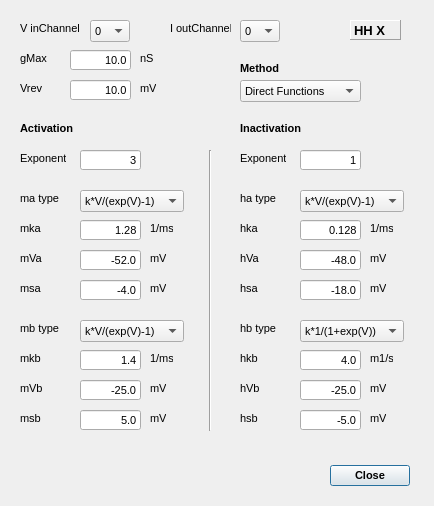
This is src/gui/AlphaBetaHHDlg.ui in CompEphys-team/stdpc as Qt 5 draws it before an edit. The edited form follows.
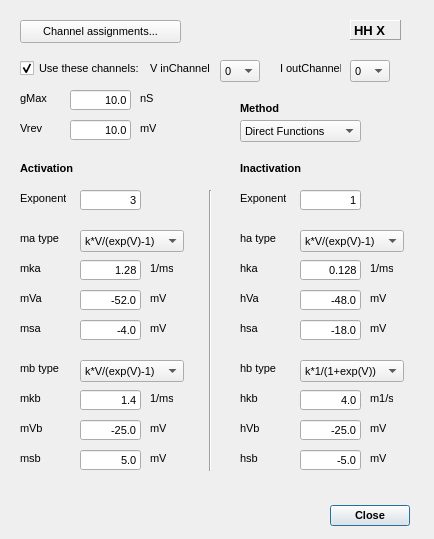
This is the edited form.

Commit message: Applied multi-assignment framework to abHH

```diff
--- a/src/gui/AlphaBetaHHDlg.ui
+++ b/src/gui/AlphaBetaHHDlg.ui
@@ -7,7 +7,7 @@
     <x>0</x>
     <y>0</y>
     <width>434</width>
-    <height>506</height>
+    <height>539</height>
    </rect>
   </property>
   <property name="font">
@@ -24,7 +24,7 @@
    <property name="geometry">
     <rect>
      <x>250</x>
-     <y>460</y>
+     <y>500</y>
      <width>160</width>
      <height>32</height>
     </rect>
@@ -86,8 +86,8 @@
   <widget class="QComboBox" name="VChannelCombo">
    <property name="geometry">
     <rect>
-     <x>90</x>
-     <y>20</y>
+     <x>220</x>
+     <y>60</y>
      <width>40</width>
      <height>22</height>
     </rect>
@@ -118,8 +118,8 @@
   <widget class="QLabel" name="label_2">
    <property name="geometry">
     <rect>
-     <x>20</x>
-     <y>20</y>
+     <x>150</x>
+     <y>60</y>
      <width>61</width>
      <height>16</height>
     </rect>
@@ -139,7 +139,7 @@
    <property name="geometry">
     <rect>
      <x>20</x>
-     <y>50</y>
+     <y>90</y>
      <width>31</width>
      <height>16</height>
     </rect>
@@ -159,7 +159,7 @@
    <property name="geometry">
     <rect>
      <x>140</x>
-     <y>50</y>
+     <y>90</y>
      <width>16</width>
      <height>16</height>
     </rect>
@@ -179,7 +179,7 @@
    <property name="geometry">
     <rect>
      <x>70</x>
-     <y>50</y>
+     <y>90</y>
      <width>61</width>
      <height>20</height>
     </rect>
@@ -205,7 +205,7 @@
    <property name="geometry">
     <rect>
      <x>20</x>
-     <y>80</y>
+     <y>120</y>
      <width>31</width>
      <height>16</height>
     </rect>
@@ -225,7 +225,7 @@
    <property name="geometry">
     <rect>
      <x>70</x>
-     <y>80</y>
+     <y>120</y>
      <width>61</width>
      <height>20</height>
     </rect>
@@ -251,7 +251,7 @@
    <property name="geometry">
     <rect>
      <x>140</x>
-     <y>80</y>
+     <y>120</y>
      <width>16</width>
      <height>16</height>
     </rect>
@@ -271,7 +271,7 @@
    <property name="geometry">
     <rect>
      <x>20</x>
-     <y>120</y>
+     <y>160</y>
      <width>58</width>
      <height>16</height>
     </rect>
@@ -290,7 +290,7 @@
    <property name="geometry">
     <rect>
      <x>240</x>
-     <y>120</y>
+     <y>160</y>
      <width>69</width>
      <height>16</height>
     </rect>
@@ -309,7 +309,7 @@
    <property name="geometry">
     <rect>
      <x>200</x>
-     <y>150</y>
+     <y>190</y>
      <width>20</width>
      <height>281</height>
     </rect>
@@ -322,7 +322,7 @@
    <property name="geometry">
     <rect>
      <x>80</x>
-     <y>250</y>
+     <y>290</y>
      <width>61</width>
      <height>20</height>
     </rect>
@@ -341,7 +341,7 @@
    <property name="geometry">
     <rect>
      <x>20</x>
-     <y>150</y>
+     <y>190</y>
      <width>46</width>
      <height>16</height>
     </rect>
@@ -354,7 +354,7 @@
    <property name="geometry">
     <rect>
      <x>80</x>
-     <y>350</y>
+     <y>390</y>
      <width>61</width>
      <height>20</height>
     </rect>
@@ -373,7 +373,7 @@
    <property name="geometry">
     <rect>
      <x>150</x>
-     <y>350</y>
+     <y>390</y>
      <width>23</width>
      <height>16</height>
     </rect>
@@ -386,7 +386,7 @@
    <property name="geometry">
     <rect>
      <x>20</x>
-     <y>220</y>
+     <y>260</y>
      <width>56</width>
      <height>16</height>
     </rect>
@@ -399,7 +399,7 @@
    <property name="geometry">
     <rect>
      <x>20</x>
-     <y>250</y>
+     <y>290</y>
      <width>38</width>
      <height>16</height>
     </rect>
@@ -412,7 +412,7 @@
    <property name="geometry">
     <rect>
      <x>20</x>
-     <y>350</y>
+     <y>390</y>
      <width>56</width>
      <height>16</height>
     </rect>
@@ -425,7 +425,7 @@
    <property name="geometry">
     <rect>
      <x>80</x>
-     <y>220</y>
+     <y>260</y>
      <width>61</width>
      <height>20</height>
     </rect>
@@ -444,7 +444,7 @@
    <property name="geometry">
     <rect>
      <x>80</x>
-     <y>150</y>
+     <y>190</y>
      <width>61</width>
      <height>20</height>
     </rect>
@@ -463,7 +463,7 @@
    <property name="geometry">
     <rect>
      <x>150</x>
-     <y>250</y>
+     <y>290</y>
      <width>16</width>
      <height>16</height>
     </rect>
@@ -476,7 +476,7 @@
    <property name="geometry">
     <rect>
      <x>150</x>
-     <y>280</y>
+     <y>320</y>
      <width>16</width>
      <height>16</height>
     </rect>
@@ -489,7 +489,7 @@
    <property name="geometry">
     <rect>
      <x>80</x>
-     <y>280</y>
+     <y>320</y>
      <width>61</width>
      <height>20</height>
     </rect>
@@ -508,7 +508,7 @@
    <property name="geometry">
     <rect>
      <x>20</x>
-     <y>280</y>
+     <y>320</y>
      <width>32</width>
      <height>16</height>
     </rect>
@@ -521,7 +521,7 @@
    <property name="geometry">
     <rect>
      <x>20</x>
-     <y>380</y>
+     <y>420</y>
      <width>47</width>
      <height>16</height>
     </rect>
@@ -534,7 +534,7 @@
    <property name="geometry">
     <rect>
      <x>150</x>
-     <y>410</y>
+     <y>450</y>
      <width>16</width>
      <height>16</height>
     </rect>
@@ -547,7 +547,7 @@
    <property name="geometry">
     <rect>
      <x>80</x>
-     <y>410</y>
+     <y>450</y>
      <width>61</width>
      <height>20</height>
     </rect>
@@ -566,7 +566,7 @@
    <property name="geometry">
     <rect>
      <x>20</x>
-     <y>410</y>
+     <y>450</y>
      <width>30</width>
      <height>16</height>
     </rect>
@@ -579,7 +579,7 @@
    <property name="geometry">
     <rect>
      <x>80</x>
-     <y>380</y>
+     <y>420</y>
      <width>61</width>
      <height>20</height>
     </rect>
@@ -598,7 +598,7 @@
    <property name="geometry">
     <rect>
      <x>300</x>
-     <y>380</y>
+     <y>420</y>
      <width>61</width>
      <height>20</height>
     </rect>
@@ -617,7 +617,7 @@
    <property name="geometry">
     <rect>
      <x>240</x>
-     <y>150</y>
+     <y>190</y>
      <width>46</width>
      <height>16</height>
     </rect>
@@ -630,7 +630,7 @@
    <property name="geometry">
     <rect>
      <x>300</x>
-     <y>250</y>
+     <y>290</y>
      <width>61</width>
      <height>20</height>
     </rect>
@@ -649,7 +649,7 @@
    <property name="geometry">
     <rect>
      <x>370</x>
-     <y>250</y>
+     <y>290</y>
      <width>16</width>
      <height>16</height>
     </rect>
@@ -662,7 +662,7 @@
    <property name="geometry">
     <rect>
      <x>300</x>
-     <y>150</y>
+     <y>190</y>
      <width>61</width>
      <height>20</height>
     </rect>
@@ -681,7 +681,7 @@
    <property name="geometry">
     <rect>
      <x>370</x>
-     <y>410</y>
+     <y>450</y>
      <width>16</width>
      <height>16</height>
     </rect>
@@ -694,7 +694,7 @@
    <property name="geometry">
     <rect>
      <x>300</x>
-     <y>410</y>
+     <y>450</y>
      <width>61</width>
      <height>20</height>
     </rect>
@@ -713,7 +713,7 @@
    <property name="geometry">
     <rect>
      <x>240</x>
-     <y>220</y>
+     <y>260</y>
      <width>47</width>
      <height>16</height>
     </rect>
@@ -726,7 +726,7 @@
    <property name="geometry">
     <rect>
      <x>240</x>
-     <y>250</y>
+     <y>290</y>
      <width>38</width>
      <height>16</height>
     </rect>
@@ -739,7 +739,7 @@
    <property name="geometry">
     <rect>
      <x>240</x>
-     <y>410</y>
+     <y>450</y>
      <width>31</width>
      <height>16</height>
     </rect>
@@ -752,7 +752,7 @@
    <property name="geometry">
     <rect>
      <x>240</x>
-     <y>350</y>
+     <y>390</y>
      <width>32</width>
      <height>16</height>
     </rect>
@@ -765,7 +765,7 @@
    <property name="geometry">
     <rect>
      <x>240</x>
-     <y>380</y>
+     <y>420</y>
      <width>45</width>
      <height>16</height>
     </rect>
@@ -778,7 +778,7 @@
    <property name="geometry">
     <rect>
      <x>300</x>
-     <y>220</y>
+     <y>260</y>
      <width>61</width>
      <height>20</height>
     </rect>
@@ -797,7 +797,7 @@
    <property name="geometry">
     <rect>
      <x>300</x>
-     <y>350</y>
+     <y>390</y>
      <width>61</width>
      <height>20</height>
     </rect>
@@ -816,7 +816,7 @@
    <property name="geometry">
     <rect>
      <x>370</x>
-     <y>280</y>
+     <y>320</y>
      <width>16</width>
      <height>16</height>
     </rect>
@@ -829,7 +829,7 @@
    <property name="geometry">
     <rect>
      <x>240</x>
-     <y>280</y>
+     <y>320</y>
      <width>32</width>
      <height>16</height>
     </rect>
@@ -842,7 +842,7 @@
    <property name="geometry">
     <rect>
      <x>370</x>
-     <y>350</y>
+     <y>390</y>
      <width>23</width>
      <height>16</height>
     </rect>
@@ -855,7 +855,7 @@
    <property name="geometry">
     <rect>
      <x>300</x>
-     <y>280</y>
+     <y>320</y>
      <width>61</width>
      <height>20</height>
     </rect>
@@ -874,7 +874,7 @@
    <property name="geometry">
     <rect>
      <x>150</x>
-     <y>220</y>
+     <y>260</y>
      <width>23</width>
      <height>16</height>
     </rect>
@@ -887,7 +887,7 @@
    <property name="geometry">
     <rect>
      <x>150</x>
-     <y>380</y>
+     <y>420</y>
      <width>16</width>
      <height>16</height>
     </rect>
@@ -900,7 +900,7 @@
    <property name="geometry">
     <rect>
      <x>370</x>
-     <y>220</y>
+     <y>260</y>
      <width>23</width>
      <height>16</height>
     </rect>
@@ -913,7 +913,7 @@
    <property name="geometry">
     <rect>
      <x>370</x>
-     <y>380</y>
+     <y>420</y>
      <width>16</width>
      <height>16</height>
     </rect>
@@ -925,8 +925,8 @@
   <widget class="QLabel" name="label_3">
    <property name="geometry">
     <rect>
-     <x>170</x>
-     <y>20</y>
+     <x>280</x>
+     <y>60</y>
      <width>61</width>
      <height>16</height>
     </rect>
@@ -945,8 +945,8 @@
   <widget class="QComboBox" name="IChannelCombo">
    <property name="geometry">
     <rect>
-     <x>240</x>
-     <y>20</y>
+     <x>350</x>
+     <y>60</y>
      <width>40</width>
      <height>22</height>
     </rect>
@@ -973,7 +973,7 @@
    <property name="geometry">
     <rect>
      <x>240</x>
-     <y>80</y>
+     <y>120</y>
      <width>121</width>
      <height>22</height>
     </rect>
@@ -1000,7 +1000,7 @@
    <property name="geometry">
     <rect>
      <x>240</x>
-     <y>60</y>
+     <y>100</y>
      <width>69</width>
      <height>16</height>
     </rect>
@@ -1019,7 +1019,7 @@
    <property name="geometry">
     <rect>
      <x>80</x>
-     <y>190</y>
+     <y>230</y>
      <width>104</width>
      <height>22</height>
     </rect>
@@ -1051,7 +1051,7 @@
    <property name="geometry">
     <rect>
      <x>20</x>
-     <y>190</y>
+     <y>230</y>
      <width>56</width>
      <height>16</height>
     </rect>
@@ -1064,7 +1064,7 @@
    <property name="geometry">
     <rect>
      <x>20</x>
-     <y>320</y>
+     <y>360</y>
      <width>56</width>
      <height>16</height>
     </rect>
@@ -1077,7 +1077,7 @@
    <property name="geometry">
     <rect>
      <x>80</x>
-     <y>320</y>
+     <y>360</y>
      <width>104</width>
      <height>22</height>
     </rect>
@@ -1109,7 +1109,7 @@
    <property name="geometry">
     <rect>
      <x>240</x>
-     <y>190</y>
+     <y>230</y>
      <width>56</width>
      <height>16</height>
     </rect>
@@ -1122,7 +1122,7 @@
    <property name="geometry">
     <rect>
      <x>300</x>
-     <y>190</y>
+     <y>230</y>
      <width>104</width>
      <height>22</height>
     </rect>
@@ -1154,7 +1154,7 @@
    <property name="geometry">
     <rect>
      <x>300</x>
-     <y>320</y>
+     <y>360</y>
      <width>104</width>
      <height>22</height>
     </rect>
@@ -1189,7 +1189,7 @@
    <property name="geometry">
     <rect>
      <x>240</x>
-     <y>320</y>
+     <y>360</y>
      <width>56</width>
      <height>16</height>
     </rect>
@@ -1198,6 +1198,35 @@
     <string>hb type</string>
    </property>
   </widget>
+  <widget class="QCheckBox" name="cbUseLegacy">
+   <property name="geometry">
+    <rect>
+     <x>20</x>
+     <y>60</y>
+     <width>121</width>
+     <height>17</height>
+    </rect>
+   </property>
+   <property name="text">
+    <string>Use these channels:</string>
+   </property>
+   <property name="checked">
+    <bool>true</bool>
+   </property>
+  </widget>
+  <widget class="QPushButton" name="btnAssign">
+   <property name="geometry">
+    <rect>
+     <x>20</x>
+     <y>20</y>
+     <width>161</width>
+     <height>23</height>
+    </rect>
+   </property>
+   <property name="text">
+    <string>Channel assignments...</string>
+   </property>
+  </widget>
  </widget>
  <resources/>
  <connections>
```
The commit also changes 8 other files.
